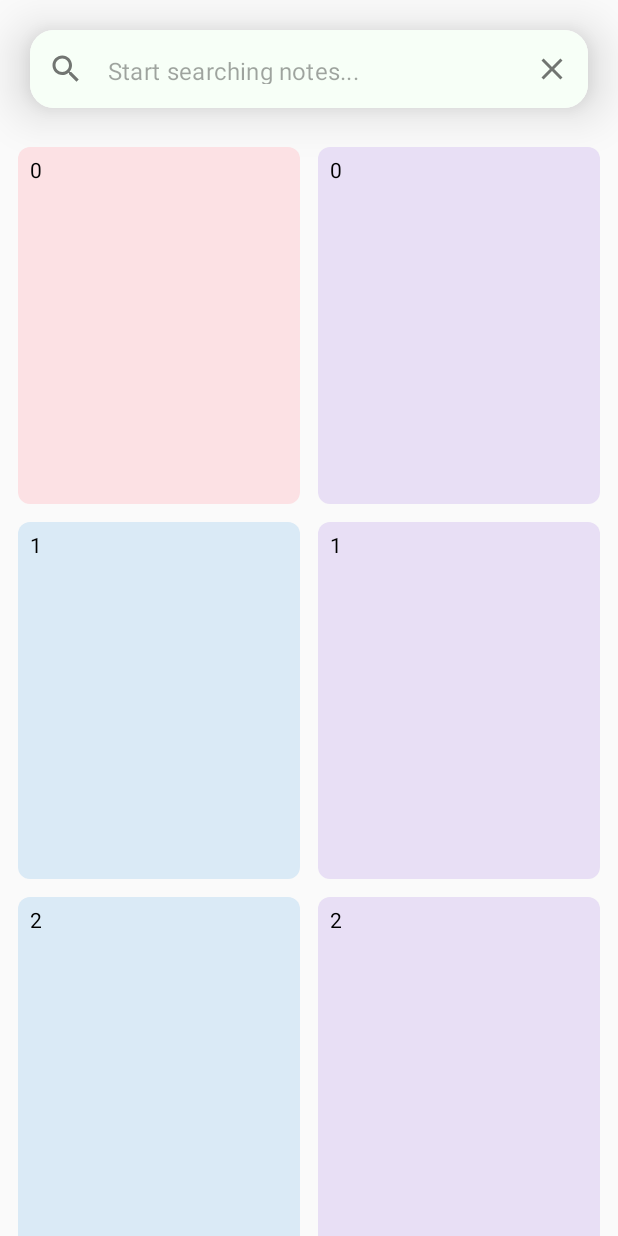
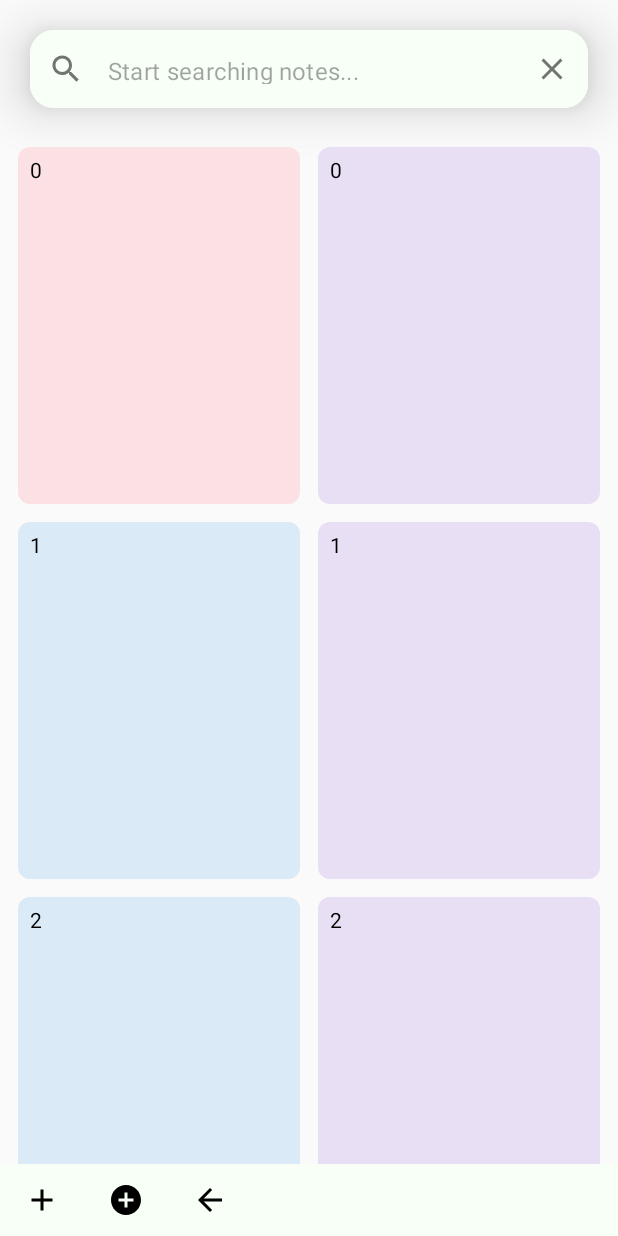
Before and after one commit to zhvk/kolor-notes, an Android app built with Jetpack Compose: the screen it shows after launch (MainActivity), on a phone screen of 412 x 824 dp. Run offline under Robolectric (Android 15) with nearby library versions, the phone set to English and light mode, and no system bars.

Commit message:
added navigation; added note screen; gradle update;

```diff
--- a/app/src/main/java/com/zhvk/kolornotes/MainActivity.kt
+++ b/app/src/main/java/com/zhvk/kolornotes/MainActivity.kt
@@ -3,187 +3,12 @@ package com.zhvk.kolornotes
 import android.os.Bundle
 import androidx.activity.ComponentActivity
 import androidx.activity.compose.setContent
-import androidx.compose.foundation.layout.*
-import androidx.compose.foundation.rememberScrollState
-import androidx.compose.foundation.shape.RoundedCornerShape
-import androidx.compose.foundation.text.KeyboardActions
-import androidx.compose.foundation.text.KeyboardOptions
-import androidx.compose.foundation.verticalScroll
-import androidx.compose.material.*
-import androidx.compose.material.icons.Icons
-import androidx.compose.material.icons.filled.Close
-import androidx.compose.material.icons.filled.Search
-import androidx.compose.runtime.Composable
-import androidx.compose.runtime.mutableStateOf
-import androidx.compose.runtime.remember
-import androidx.compose.ui.Alignment
-import androidx.compose.ui.Modifier
-import androidx.compose.ui.draw.alpha
-import androidx.compose.ui.graphics.Color
-import androidx.compose.ui.res.colorResource
-import androidx.compose.ui.text.input.ImeAction
-import androidx.compose.ui.text.input.TextFieldValue
-import androidx.compose.ui.tooling.preview.Preview
-import androidx.compose.ui.unit.dp
-import kotlin.random.Random
 
 class MainActivity : ComponentActivity() {
     override fun onCreate(savedInstanceState: Bundle?) {
         super.onCreate(savedInstanceState)
         setContent {
-            Column(
-                modifier = Modifier
-                    .fillMaxSize()
-                    .verticalScroll(rememberScrollState()),
-            ) {
-                SearchCard({})
-                Spacer(
-                    modifier = Modifier
-                        .fillMaxWidth()
-                        .height(0.dp)
-//                        .background(Color.LightGray)
-                )
-                TableCards(4)
-            }
+            Navigation()
         }
     }
 }
-
-@Composable
-fun SearchCard(
-    onSearchClicked: (String) -> Unit
-) {
-    Card(
-        modifier = Modifier
-            .fillMaxWidth()
-            .height(92.dp)
-            .padding(20.dp),
-        elevation = 20.dp,
-        shape = RoundedCornerShape(16.dp)
-    ) {
-        val textState = remember { mutableStateOf(TextFieldValue()) }
-        TextField(
-            modifier = Modifier
-                .fillMaxSize(),
-            value = textState.value,
-            onValueChange = { textState.value = it },
-            placeholder = {
-                Box(
-                    modifier = Modifier.fillMaxSize(),
-                    contentAlignment = Alignment.CenterStart
-                ) {
-                    Text(
-                        modifier = Modifier.alpha(ContentAlpha.medium),
-                        text = "Start searching notes..."
-                    )
-                }
-            },
-            singleLine = true,
-            leadingIcon = {
-                Icon(imageVector = Icons.Default.Search, contentDescription = "")
-            },
-            trailingIcon = {
-                IconButton(onClick = {/* TODO */ }) {
-                    Icon(imageVector = Icons.Default.Close, contentDescription = "")
-                }
-            },
-            keyboardOptions = KeyboardOptions(
-                imeAction = ImeAction.Search
-            ),
-            keyboardActions = KeyboardActions(
-                onSearch = { onSearchClicked(textState.value.toString()) }
-            ),
-            colors = TextFieldDefaults.textFieldColors(
-//                textColor = Color.Gray,
-//                disabledTextColor = Color.Transparent,
-                backgroundColor = colorResource(id = R.color.mint_cream),
-                focusedIndicatorColor = Color.Transparent,
-                unfocusedIndicatorColor = Color.Transparent,
-                disabledIndicatorColor = Color.Transparent
-            )
-        )
-    }
-}
-
-@Composable
-fun TableCards(
-    rowNumber: (Int),
-) {
-    Column(
-        modifier = Modifier.fillMaxSize(),
-        horizontalAlignment = Alignment.CenterHorizontally,
-        verticalArrangement = Arrangement.SpaceAround,
-    ) {
-        var i = 0
-        while (i < rowNumber) {
-            Row(
-                modifier = Modifier
-                    .fillMaxWidth()
-                    .padding(6.dp, 0.dp),
-                horizontalArrangement = Arrangement.SpaceBetween,
-                verticalAlignment = Alignment.CenterVertically
-            ) {
-                NoteCard(cardText = i.toString(), 0.5f)
-                NoteCard(cardText = i.toString(), 1f)
-            }
-            i++
-        }
-    }
-}
-
-@Composable
-fun NoteCard(
-    cardText: (String),
-    fillPercentage: (Float)
-) {
-    Card(
-        modifier = Modifier
-            .fillMaxWidth(fillPercentage)
-            .height(250.dp)
-            .padding(6.dp),
-        shape = RoundedCornerShape(8.dp),
-        elevation = 0.dp,
-        backgroundColor = randomElementFromGivenList()
-    ) {
-        Text(
-            text = cardText,
-            modifier = Modifier.padding(8.dp)
-        )
-    }
-}
-
-@Composable
-@Preview
-fun NoteCardPreview() {
-    NoteCard("Lorem ipsum", 1f)
-}
-
-@Composable
-@Preview
-fun SearchCardPreview() {
-    SearchCard(onSearchClicked = {})
-}
-
-@Composable
-@Preview
-fun SimpleTextField() {
-    val textState = remember { mutableStateOf(TextFieldValue()) }
-    TextField(
-        value = textState.value,
-        onValueChange = { textState.value = it }
-    )
-}
-
-@Composable
-fun randomElementFromGivenList(): Color {
-    val list =
-        listOf(
-            colorResource(id = R.color.pastel_blue),
-            colorResource(id = R.color.pastel_red),
-            colorResource(id = R.color.pastel_yellow),
-            colorResource(id = R.color.pastel_green),
-            colorResource(id = R.color.pastel_purple)
-        )
-    val randomIndex = Random.nextInt(list.size);
-    return list[randomIndex]
-}
--- /dev/null
+++ b/app/src/main/java/com/zhvk/kolornotes/MainScreen.kt
@@ -0,0 +1,198 @@
+package com.zhvk.kolornotes
+
+import androidx.compose.foundation.background
+import androidx.compose.foundation.clickable
+import androidx.compose.foundation.layout.*
+import androidx.compose.foundation.rememberScrollState
+import androidx.compose.foundation.shape.RoundedCornerShape
+import androidx.compose.foundation.text.KeyboardActions
+import androidx.compose.foundation.text.KeyboardOptions
+import androidx.compose.foundation.verticalScroll
+import androidx.compose.material.*
+import androidx.compose.material.icons.Icons
+import androidx.compose.material.icons.filled.*
+import androidx.compose.runtime.Composable
+import androidx.compose.runtime.mutableStateOf
+import androidx.compose.runtime.remember
+import androidx.compose.ui.Alignment
+import androidx.compose.ui.Modifier
+import androidx.compose.ui.draw.alpha
+import androidx.compose.ui.graphics.Color
+import androidx.compose.ui.res.colorResource
+import androidx.compose.ui.text.input.ImeAction
+import androidx.compose.ui.text.input.TextFieldValue
+import androidx.compose.ui.tooling.preview.Preview
+import androidx.compose.ui.unit.dp
+import androidx.navigation.NavController
+import kotlin.random.Random
+
+@Composable
+fun MainScreen(
+    navController: NavController
+) {
+    Box(modifier = Modifier.fillMaxSize(), contentAlignment = Alignment.BottomCenter) {
+        Column(
+            modifier = Modifier
+                .fillMaxSize()
+                .verticalScroll(rememberScrollState()),
+        ) {
+            SearchCard({})
+            TableCards(4)
+        }
+        QuickActionBar(navController)
+    }
+}
+
+@Composable
+fun SearchCard(
+    onSearchClicked: (String) -> Unit
+) {
+    Card(
+        modifier = Modifier
+            .fillMaxWidth()
+            .height(92.dp)
+            .padding(20.dp),
+        elevation = 20.dp,
+        shape = RoundedCornerShape(16.dp)
+    ) {
+        val textState = remember { mutableStateOf(TextFieldValue()) }
+        TextField(
+            modifier = Modifier
+                .fillMaxSize(),
+            value = textState.value,
+            onValueChange = { textState.value = it },
+            placeholder = {
+                Box(
+                    modifier = Modifier.fillMaxSize(),
+                    contentAlignment = Alignment.CenterStart
+                ) {
+                    Text(
+                        modifier = Modifier.alpha(ContentAlpha.medium),
+                        text = "Start searching notes..."
+                    )
+                }
+            },
+            singleLine = true,
+            leadingIcon = {
+                Icon(imageVector = Icons.Default.Search, contentDescription = "")
+            },
+            trailingIcon = {
+                IconButton(onClick = {/* TODO */ }) {
+                    Icon(imageVector = Icons.Default.Close, contentDescription = "")
+                }
+            },
+            keyboardOptions = KeyboardOptions(
+                imeAction = ImeAction.Search
+            ),
+            keyboardActions = KeyboardActions(
+                onSearch = { onSearchClicked(textState.value.toString()) }
+            ),
+            colors = TextFieldDefaults.textFieldColors(
+//                textColor = Color.Gray,
+//                disabledTextColor = Color.Transparent,
+                backgroundColor = colorResource(id = R.color.mint_cream),
+                focusedIndicatorColor = Color.Transparent,
+                unfocusedIndicatorColor = Color.Transparent,
+                disabledIndicatorColor = Color.Transparent
+            )
+        )
+    }
+}
+
+@Composable
+fun TableCards(
+    rowNumber: (Int)
+) {
+    Column(
+        modifier = Modifier.fillMaxSize(),
+        horizontalAlignment = Alignment.CenterHorizontally,
+        verticalArrangement = Arrangement.SpaceAround,
+    ) {
+        var i = 0
+        while (i < rowNumber) {
+            Row(
+                modifier = Modifier
+                    .fillMaxWidth()
+                    .padding(6.dp, 0.dp),
+                horizontalArrangement = Arrangement.SpaceBetween,
+                verticalAlignment = Alignment.CenterVertically
+            ) {
+                NoteCard(cardText = i.toString(), 0.5f)
+                NoteCard(cardText = i.toString(), 1f)
+            }
+            i++
+        }
+    }
+}
+
+@Composable
+fun NoteCard(
+    cardText: (String),
+    fillPercentage: (Float)
+) {
+    Card(
+        modifier = Modifier
+            .fillMaxWidth(fillPercentage)
+            .height(250.dp)
+            .padding(6.dp)
+            .clickable {
+                // TODO Implement RecyclerView first
+            },
+        shape = RoundedCornerShape(8.dp),
+        elevation = 0.dp,
+        backgroundColor = randomElementFromGivenList(),
+    ) {
+        Text(
+            text = cardText,
+            modifier = Modifier.padding(8.dp)
+        )
+    }
+}
+
+@Composable
+@Preview
+fun SimpleTextField() {
+    val textState = remember { mutableStateOf(TextFieldValue()) }
+    TextField(
+        value = textState.value,
+        onValueChange = { textState.value = it }
+    )
+}
+
+@Composable
+fun randomElementFromGivenList(): Color {
+    val list =
+        listOf(
+            colorResource(id = R.color.pastel_blue),
+            colorResource(id = R.color.pastel_red),
+            colorResource(id = R.color.pastel_yellow),
+            colorResource(id = R.color.pastel_green),
+            colorResource(id = R.color.pastel_purple)
+        )
+    val randomIndex = Random.nextInt(list.size);
+    return list[randomIndex]
+}
+
+@Composable
+fun QuickActionBar(navController: NavController) {
+    Row(
+        modifier = Modifier
+            .fillMaxWidth()
+            .height(48.dp)
+            .background(colorResource(id = R.color.mint_cream)),
+        horizontalArrangement = Arrangement.Start,
+        verticalAlignment = Alignment.CenterVertically
+    ) {
+        IconButton(modifier = Modifier.padding(4.dp, 0.dp), onClick = {/* TODO */ }) {
+            Icon(imageVector = Icons.Default.Add, contentDescription = "")
+        }
+        IconButton(modifier = Modifier.padding(4.dp, 0.dp), onClick = {
+            navController.navigate(Screen.NoteScreen.route)
+        }) {
+            Icon(imageVector = Icons.Default.AddCircle, contentDescription = "")
+        }
+        IconButton(modifier = Modifier.padding(4.dp, 0.dp), onClick = {/* TODO */ }) {
+            Icon(imageVector = Icons.Default.ArrowBack, contentDescription = "")
+        }
+    }
+}
--- /dev/null
+++ b/app/src/main/java/com/zhvk/kolornotes/Navigation.kt
@@ -0,0 +1,20 @@
+package com.zhvk.kolornotes
+
+import androidx.compose.runtime.Composable
+import androidx.compose.ui.res.colorResource
+import androidx.navigation.compose.NavHost
+import androidx.navigation.compose.composable
+import androidx.navigation.compose.rememberNavController
+
+@Composable
+fun Navigation() {
+    val navController = rememberNavController()
+    NavHost(navController = navController, startDestination = Screen.MainScreen.route) {
+        composable(route = Screen.MainScreen.route) {
+            MainScreen(navController = navController)
+        }
+        composable(route = Screen.NoteScreen.route) {
+            NoteScreen(colorResource(id = R.color.white)) // Default color for new note
+        }
+    }
+}
--- /dev/null
+++ b/app/src/main/java/com/zhvk/kolornotes/Screen.kt
@@ -0,0 +1,6 @@
+package com.zhvk.kolornotes
+
+sealed class Screen(val route: String) {
+    object MainScreen : Screen("main_screen")
+    object NoteScreen : Screen("note_screen")
+}
--- a/build.gradle
+++ b/build.gradle
@@ -1,6 +1,6 @@
 buildscript {
     ext {
-        compose_ui_version = '1.1.1'
+        compose_ui_version = '1.3.2'
     }
 }// Top-level build file where you can add configuration options common to all sub-projects/modules.
 plugins {
```
Also changed, not shown: app/build.gradle (+7 -6 lines), app/src/main/java/com/zhvk/kolornotes/NoteScreen.kt (added, +95 -0 lines).
